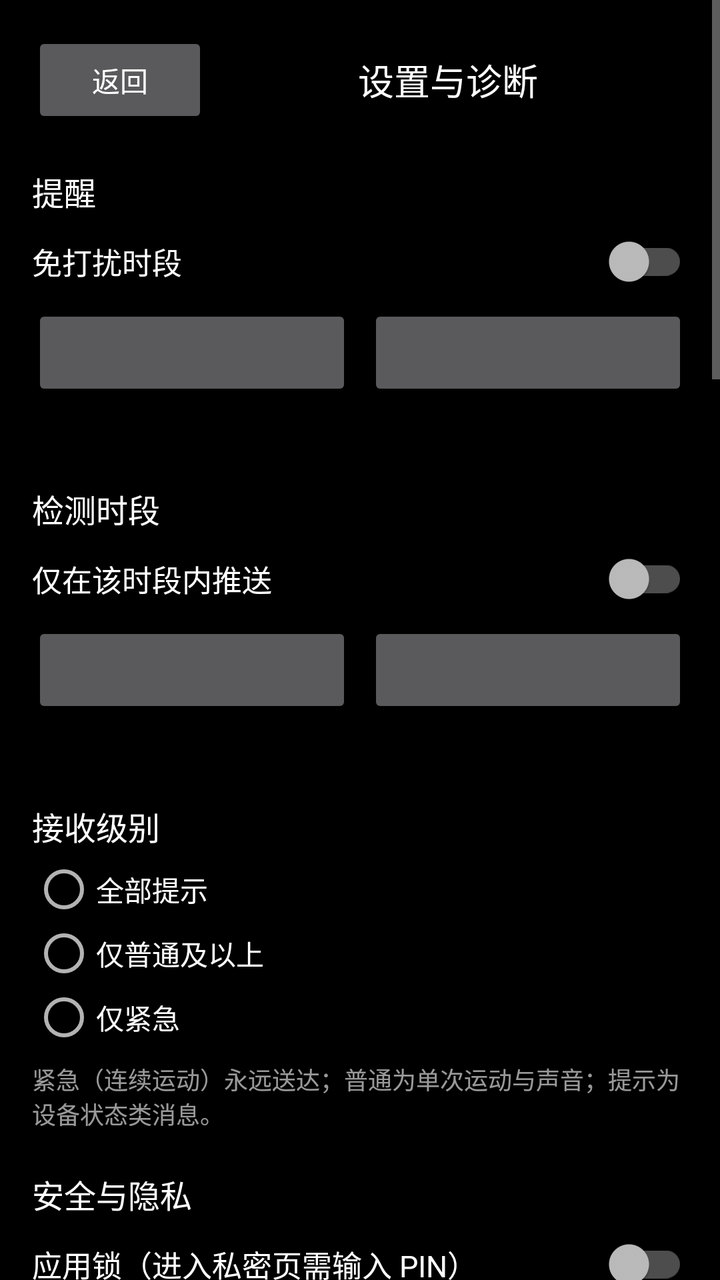
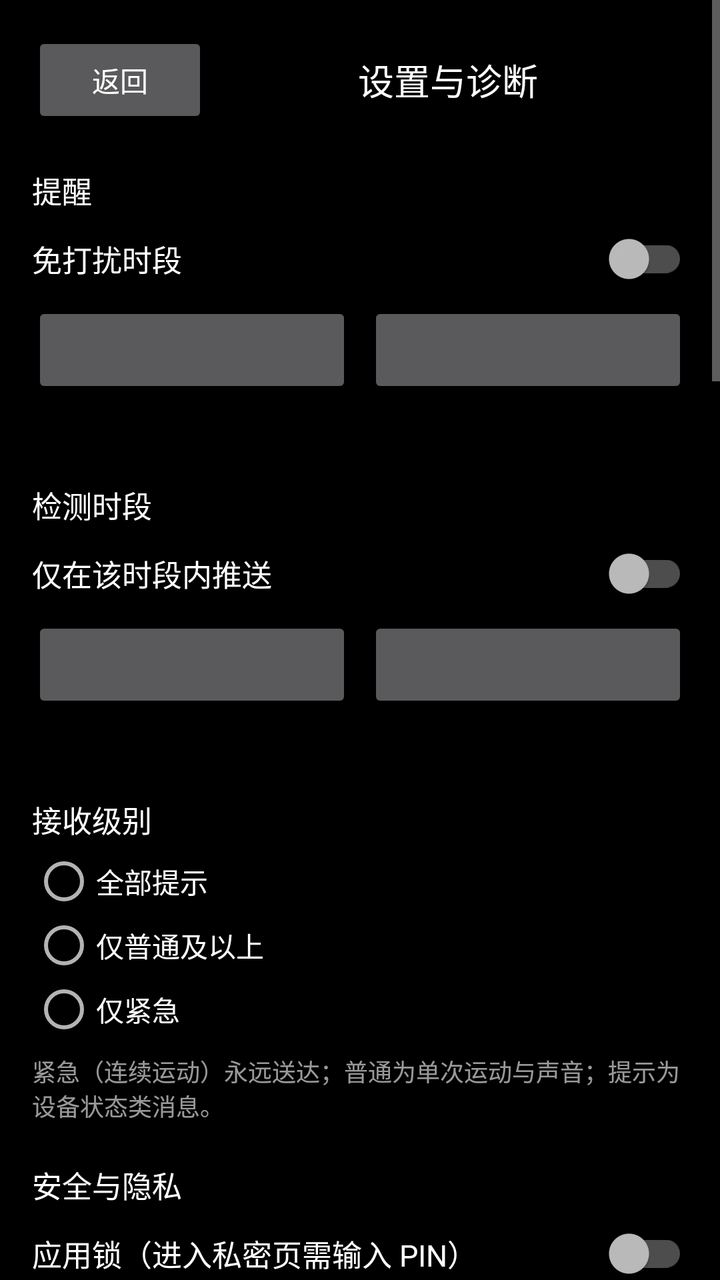

The first picture is an Android layout as it rendered before a commit; the second is the same layout after the commit. The layout source and the unified diff follow.
<!-- AndroidManifest.xml: application theme Theme.QuietSentry -->
<!-- res/layout/activity_settings.xml -->
<?xml version="1.0" encoding="utf-8"?>
<ScrollView xmlns:android="http://schemas.android.com/apk/res/android"
    android:layout_width="match_parent"
    android:layout_height="match_parent"
    android:background="@color/qs_bg"
    android:fillViewport="true">

    <LinearLayout
        android:layout_width="match_parent"
        android:layout_height="wrap_content"
        android:orientation="vertical"
        android:padding="16dp">

        <LinearLayout
            android:layout_width="match_parent"
            android:layout_height="wrap_content"
            android:gravity="center_vertical"
            android:orientation="horizontal">

            <Button
                android:id="@+id/settings_back"
                android:layout_width="wrap_content"
                android:layout_height="wrap_content"
                android:text="@string/settings_back" />

            <TextView
                android:layout_width="0dp"
                android:layout_height="wrap_content"
                android:layout_weight="1"
                android:gravity="center"
                android:text="@string/settings_title"
                android:textColor="@color/qs_text"
                android:textSize="18sp" />
        </LinearLayout>

        <TextView
            android:layout_width="match_parent"
            android:layout_height="wrap_content"
            android:layout_marginTop="20dp"
            android:text="@string/settings_section_alert"
            android:textColor="@color/qs_text"
            android:textSize="16sp" />

        <androidx.appcompat.widget.SwitchCompat
            android:id="@+id/settings_quiet_switch"
            android:layout_width="match_parent"
            android:layout_height="wrap_content"
            android:layout_marginTop="10dp"
            android:text="@string/settings_quiet_switch"
            android:textColor="@color/qs_text"
            android:textSize="15sp" />

        <LinearLayout
            android:layout_width="match_parent"
            android:layout_height="wrap_content"
            android:layout_marginTop="8dp"
            android:orientation="horizontal">

            <Button
                android:id="@+id/settings_quiet_start"
                android:layout_width="0dp"
                android:layout_height="wrap_content"
                android:layout_marginEnd="8dp"
                android:layout_weight="1" />

            <Button
                android:id="@+id/settings_quiet_end"
                android:layout_width="0dp"
                android:layout_height="wrap_content"
                android:layout_weight="1" />
        </LinearLayout>

        <TextView
            android:id="@+id/settings_quiet_hint"
            android:layout_width="match_parent"
            android:layout_height="wrap_content"
            android:layout_marginTop="6dp"
            android:textColor="@color/qs_text_muted"
            android:textSize="12sp" />

        <TextView
            android:layout_width="match_parent"
            android:layout_height="wrap_content"
            android:layout_marginTop="20dp"
            android:text="@string/settings_section_plan"
            android:textColor="@color/qs_text"
            android:textSize="16sp" />

        <androidx.appcompat.widget.SwitchCompat
            android:id="@+id/settings_plan_switch"
            android:layout_width="match_parent"
            android:layout_height="wrap_content"
            android:layout_marginTop="10dp"
            android:text="@string/settings_plan_switch"
            android:textColor="@color/qs_text"
            android:textSize="15sp" />

        <LinearLayout
            android:layout_width="match_parent"
            android:layout_height="wrap_content"
            android:layout_marginTop="8dp"
            android:orientation="horizontal">

            <Button
                android:id="@+id/settings_plan_start"
                android:layout_width="0dp"
                android:layout_height="wrap_content"
                android:layout_marginEnd="8dp"
                android:layout_weight="1" />

            <Button
                android:id="@+id/settings_plan_end"
                android:layout_width="0dp"
                android:layout_height="wrap_content"
                android:layout_weight="1" />
        </LinearLayout>

        <TextView
            android:id="@+id/settings_plan_hint"
            android:layout_width="match_parent"
            android:layout_height="wrap_content"
            android:layout_marginTop="6dp"
            android:textColor="@color/qs_text_muted"
            android:textSize="12sp" />

        <TextView
            android:layout_width="match_parent"
            android:layout_height="wrap_content"
            android:layout_marginTop="20dp"
            android:text="@string/settings_section_level"
            android:textColor="@color/qs_text"
            android:textSize="16sp" />

        <RadioGroup
            android:id="@+id/settings_level_group"
            android:layout_width="match_parent"
            android:layout_height="wrap_content"
            android:layout_marginTop="4dp"
            android:orientation="vertical">

            <RadioButton
                android:id="@+id/settings_level_all"
                android:layout_width="match_parent"
                android:layout_height="wrap_content"
                android:text="@string/settings_level_all"
                android:textColor="@color/qs_text" />

            <RadioButton
                android:id="@+id/settings_level_normal"
                android:layout_width="match_parent"
                android:layout_height="wrap_content"
                android:text="@string/settings_level_normal"
                android:textColor="@color/qs_text" />

            <RadioButton
                android:id="@+id/settings_level_urgent"
                android:layout_width="match_parent"
                android:layout_height="wrap_content"
                android:text="@string/settings_level_urgent"
                android:textColor="@color/qs_text" />
        </RadioGroup>

        <TextView
            android:layout_width="match_parent"
            android:layout_height="wrap_content"
            android:layout_marginTop="6dp"
            android:text="@string/settings_level_hint"
            android:textColor="@color/qs_text_muted"
            android:textSize="12sp" />

        <TextView
            android:layout_width="match_parent"
            android:layout_height="wrap_content"
            android:layout_marginTop="20dp"
            android:text="@string/settings_section_privacy"
            android:textColor="@color/qs_text"
            android:textSize="16sp" />

        <androidx.appcompat.widget.SwitchCompat
            android:id="@+id/settings_pin_switch"
            android:layout_width="match_parent"
            android:layout_height="wrap_content"
            android:layout_marginTop="10dp"
            android:text="@string/settings_pin_switch"
            android:textColor="@color/qs_text"
            android:textSize="15sp" />

        <Button
            android:id="@+id/settings_pin_change"
            android:layout_width="match_parent"
            android:layout_height="wrap_content"
            android:layout_marginTop="8dp"
            android:text="@string/settings_pin_change" />

        <TextView
            android:layout_width="match_parent"
            android:layout_height="wrap_content"
            android:layout_marginTop="6dp"
            android:text="@string/settings_pin_hint"
            android:textColor="@color/qs_text_muted"
            android:textSize="12sp" />

        <Button
            android:id="@+id/settings_mask"
            android:layout_width="match_parent"
            android:layout_height="wrap_content"
            android:layout_marginTop="8dp" />

        <TextView
            android:layout_width="match_parent"
            android:layout_height="wrap_content"
            android:layout_marginTop="6dp"
            android:text="@string/settings_mask_hint"
            android:textColor="@color/qs_text_muted"
            android:textSize="12sp" />

        <Button
            android:id="@+id/settings_audit_open"
            android:layout_width="match_parent"
            android:layout_height="wrap_content"
            android:layout_marginTop="8dp"
            android:text="@string/settings_audit_open" />

        <TextView
            android:layout_width="match_parent"
            android:layout_height="wrap_content"
            android:layout_marginTop="6dp"
            android:text="@string/settings_audit_hint"
            android:textColor="@color/qs_text_muted"
            android:textSize="12sp" />

        <TextView
            android:layout_width="match_parent"
            android:layout_height="wrap_content"
            android:layout_marginTop="20dp"
            android:text="@string/settings_section_integration"
            android:textColor="@color/qs_text"
            android:textSize="16sp" />

        <androidx.appcompat.widget.SwitchCompat
            android:id="@+id/settings_integration_switch"
            android:layout_width="match_parent"
            android:layout_height="wrap_content"
            android:layout_marginTop="10dp"
            android:text="@string/settings_integration_switch"
            android:textColor="@color/qs_text"
            android:textSize="15sp" />

        <TextView
            android:id="@+id/settings_integration_hint"
            android:layout_width="match_parent"
            android:layout_height="wrap_content"
            android:layout_marginTop="6dp"
            android:text="@string/settings_integration_hint"
            android:textColor="@color/qs_text_muted"
            android:textSize="12sp" />

        <TextView
            android:id="@+id/settings_integration_address"
            android:layout_width="match_parent"
            android:layout_height="wrap_content"
            android:layout_marginTop="8dp"
            android:textColor="@color/qs_text_muted"
            android:textIsSelectable="true"
            android:textSize="13sp" />

        <Button
            android:id="@+id/settings_integration_token"
            android:layout_width="match_parent"
            android:layout_height="wrap_content"
            android:layout_marginTop="8dp"
            android:text="@string/settings_integration_token" />

        <Button
            android:id="@+id/settings_integration_disable"
            android:layout_width="match_parent"
            android:layout_height="wrap_content"
            android:layout_marginTop="8dp"
            android:text="@string/settings_integration_disable" />

        <TextView
            android:layout_width="match_parent"
            android:layout_height="wrap_content"
            android:layout_marginTop="20dp"
            android:text="@string/settings_section_power"
            android:textColor="@color/qs_text"
            android:textSize="16sp" />

        
        <androidx.appcompat.widget.SwitchCompat
            android:id="@+id/settings_charge_only_switch"
            android:layout_width="match_parent"
            android:layout_height="wrap_content"
            android:layout_marginTop="10dp"
            android:text="@string/settings_charge_only_switch"
            android:textColor="@color/qs_text"
            android:textSize="15sp" />

        <TextView
            android:layout_width="match_parent"
            android:layout_height="wrap_content"
            android:layout_marginTop="6dp"
            android:text="@string/settings_charge_only_hint"
            android:textColor="@color/qs_text_muted"
            android:textSize="12sp" />

        
        <androidx.appcompat.widget.SwitchCompat
            android:id="@+id/settings_shutter_switch"
            android:layout_width="match_parent"
            android:layout_height="wrap_content"
            android:layout_marginTop="10dp"
            android:text="@string/settings_shutter_switch"
            android:textColor="@color/qs_text"
            android:textSize="15sp" />

        <TextView
            android:layout_width="match_parent"
            android:layout_height="wrap_content"
            android:layout_marginTop="6dp"
            android:text="@string/settings_shutter_hint"
            android:textColor="@color/qs_text_muted"
            android:textSize="12sp" />

        
        <androidx.appcompat.widget.SwitchCompat
            android:id="@+id/settings_volume_shutter_switch"
            android:layout_width="match_parent"
            android:layout_height="wrap_content"
            android:layout_marginTop="10dp"
            android:text="@string/settings_volume_shutter_switch"
            android:textColor="@color/qs_text"
            android:textSize="15sp" />

        <TextView
            android:layout_width="match_parent"
            android:layout_height="wrap_content"
            android:layout_marginTop="6dp"
            android:text="@string/settings_volume_shutter_hint"
            android:textColor="@color/qs_text_muted"
            android:textSize="12sp" />

        <TextView
            android:layout_width="match_parent"
            android:layout_height="wrap_content"
            android:layout_marginTop="20dp"
            android:text="@string/settings_section_health"
            android:textColor="@color/qs_text"
            android:textSize="16sp" />

        <Button
            android:id="@+id/settings_diag_run"
            android:layout_width="match_parent"
            android:layout_height="wrap_content"
            android:layout_marginTop="8dp"
            android:text="@string/settings_diag_run" />

        <TextView
            android:id="@+id/settings_diag_summary"
            android:layout_width="match_parent"
            android:layout_height="wrap_content"
            android:layout_marginTop="8dp"
            android:textColor="@color/qs_text_muted"
            android:textSize="13sp" />

        <LinearLayout
            android:id="@+id/settings_diag_result"
            android:layout_width="match_parent"
            android:layout_height="wrap_content"
            android:layout_marginTop="8dp"
            android:orientation="vertical" />

        <Button
            android:id="@+id/settings_diag_export"
            android:layout_width="match_parent"
            android:layout_height="wrap_content"
            android:layout_marginTop="8dp"
            android:text="@string/settings_diag_export" />

        <TextView
            android:layout_width="match_parent"
            android:layout_height="wrap_content"
            android:layout_marginTop="20dp"
            android:text="@string/settings_section_update"
            android:textColor="@color/qs_text"
            android:textSize="16sp" />

        <TextView
            android:id="@+id/settings_update_version"
            android:layout_width="match_parent"
            android:layout_height="wrap_content"
            android:layout_marginTop="8dp"
            android:textColor="@color/qs_text_muted"
            android:textSize="13sp" />

        <Button
            android:id="@+id/settings_update_check"
            android:layout_width="match_parent"
            android:layout_height="wrap_content"
            android:layout_marginTop="8dp"
            android:text="@string/settings_update_check" />

        <TextView
            android:layout_width="match_parent"
            android:layout_height="wrap_content"
            android:layout_marginTop="6dp"
            android:text="@string/settings_update_hint"
            android:textColor="@color/qs_text_muted"
            android:textSize="12sp" />

        <TextView
            android:layout_width="match_parent"
            android:layout_height="wrap_content"
            android:layout_marginTop="20dp"
            android:text="@string/settings_section_start"
            android:textColor="@color/qs_text"
            android:textSize="16sp" />

        <TextView
            android:layout_width="match_parent"
            android:layout_height="wrap_content"
            android:layout_marginTop="6dp"
            android:lineSpacingExtra="4dp"
            android:text="@string/settings_quick_steps"
            android:textColor="@color/qs_text_muted"
            android:textSize="13sp" />

        <Button
            android:id="@+id/settings_quick_pairing"
            android:layout_width="match_parent"
            android:layout_height="wrap_content"
            android:layout_marginTop="10dp"
            android:text="@string/settings_quick_pairing" />

        <Button
            android:id="@+id/settings_quick_devices"
            android:layout_width="match_parent"
            android:layout_height="wrap_content"
            android:layout_marginTop="8dp"
            android:text="@string/settings_quick_devices" />
    </LinearLayout>
</ScrollView>
<!-- resources referenced by this layout -->
<resources>
  <color name="qs_bg">#FF000000</color>
  <color name="qs_text">#FFFFFFFF</color>
  <color name="qs_text_muted">#99FFFFFF</color>
  <string name="settings_audit_hint">仅记录行为与角色，不含令牌与 PIN；保留 7 天。</string>
  <string name="settings_audit_open">查看审计日志</string>
  <string name="settings_back">返回</string>
  <string name="settings_charge_only_hint">开启后未接电源启动值守需先确认，且最多运行 2 小时自动停止；关闭后不限时，低电量仍会按电量策略降载或停止。</string>
  <string name="settings_charge_only_switch">仅充电时值守</string>
  <string name="settings_diag_export">导出诊断日志</string>
  <string name="settings_diag_run">一键诊断</string>
  <string name="settings_integration_disable">关闭并踢出所有客户端</string>
  <string name="settings_integration_hint">开启后，局域网内任何拿到地址与凭据的设备都能访问该画面；认证失败 5 次将锁定 10 分钟。当前提供 Web 控制台、MJPEG / 快照，以及 RTSP（H.264 主/子码流 over TCP）与 ONVIF Profile S（NVR / Home Assistant 接入）。</string>
  <string name="settings_integration_switch">开启局域网 Web 控制台与外部拉流</string>
  <string name="settings_integration_token">重置访问令牌</string>
  <string name="settings_level_all">全部提示</string>
  <string name="settings_level_hint">紧急（连续运动）永远送达；普通为单次运动与声音；提示为设备状态类消息。</string>
  <string name="settings_level_normal">仅普通及以上</string>
  <string name="settings_level_urgent">仅紧急</string>
  <string name="settings_mask_hint">遮罩只作用于推给观看端的实时画面与截图，本地录像不遮挡。</string>
  <string name="settings_pin_change">修改 PIN</string>
  <string name="settings_pin_hint">开启后进入黑屏记录、回看与本设置页的降保护操作都要求验证；关闭后任何人拿到手机即可回看。</string>
  <string name="settings_pin_switch">应用锁（进入私密页需输入 PIN）</string>
  <string name="settings_plan_switch">仅在该时段内推送</string>
  <string name="settings_quick_devices">打开我的设备</string>
  <string name="settings_quick_pairing">打开配对与设备</string>
  <string name="settings_quick_steps">三步把旧手机变成摄像头：\n1. 摄像头端打开“配对与设备”，生成二维码或 6 位配对码。\n2. 观看端在“我的设备”里添加摄像头，扫码或输入配对码。\n3. 摄像头端点“开始值守”，观看端点设备卡片看实时画面。</string>
  <string name="settings_quiet_switch">免打扰时段</string>
  <string name="settings_section_alert">提醒</string>
  <string name="settings_section_health">健康检查</string>
  <string name="settings_section_integration">第三方集成</string>
  <string name="settings_section_level">接收级别</string>
  <string name="settings_section_plan">检测时段</string>
  <string name="settings_section_power">电源与保活</string>
  <string name="settings_section_privacy">安全与隐私</string>
  <string name="settings_section_start">快速开始</string>
  <string name="settings_section_update">版本与更新</string>
  <string name="settings_shutter_hint">黑屏拍照没有画面确认，成功后以一次短震动提示；夜间担心震动声可关闭。</string>
  <string name="settings_shutter_switch">拍照震动反馈</string>
  <string name="settings_title">设置与诊断</string>
  <string name="settings_update_check">检查更新</string>
  <string name="settings_update_hint">升级会暂停值守约 1 分钟；升级后设置与配对关系保留。</string>
  <string name="settings_volume_shutter_hint">开启后黑屏页内按音量上/下键即拍照，不再调节音量；手机物理按键盲拍更稳。</string>
  <string name="settings_volume_shutter_switch">音量键快门</string>
  <style name="Theme.QuietSentry" parent="Theme.AppCompat.NoActionBar">
          <item name="android:windowBackground">@android:color/black</item>
          <item name="android:statusBarColor">@android:color/black</item>
          <item name="android:navigationBarColor">@android:color/black</item>
      </style>
</resources>

<!-- the commit's change to res/layout/activity_settings.xml (unified diff, before → after) -->
@@ -39,7 +39,7 @@
             android:layout_marginTop="20dp"
             android:text="@string/settings_section_alert"
             android:textColor="@color/qs_text"
-            android:textSize="16sp" />
+            android:textSize="@dimen/qs_text_body" />
 
         <androidx.appcompat.widget.SwitchCompat
             android:id="@+id/settings_quiet_switch"
@@ -48,7 +48,7 @@
             android:layout_marginTop="10dp"
             android:text="@string/settings_quiet_switch"
             android:textColor="@color/qs_text"
-            android:textSize="15sp" />
+            android:textSize="@dimen/qs_text_body" />
 
         <LinearLayout
             android:layout_width="match_parent"
@@ -76,7 +76,7 @@
             android:layout_height="wrap_content"
             android:layout_marginTop="6dp"
             android:textColor="@color/qs_text_muted"
-            android:textSize="12sp" />
+            android:textSize="@dimen/qs_text_caption" />
 
         <TextView
             android:layout_width="match_parent"
@@ -84,7 +84,7 @@
             android:layout_marginTop="20dp"
             android:text="@string/settings_section_plan"
             android:textColor="@color/qs_text"
-            android:textSize="16sp" />
+            android:textSize="@dimen/qs_text_body" />
 
         <androidx.appcompat.widget.SwitchCompat
             android:id="@+id/settings_plan_switch"
@@ -93,7 +93,7 @@
             android:layout_marginTop="10dp"
             android:text="@string/settings_plan_switch"
             android:textColor="@color/qs_text"
-            android:textSize="15sp" />
+            android:textSize="@dimen/qs_text_body" />
 
         <LinearLayout
             android:layout_width="match_parent"
@@ -121,7 +121,7 @@
             android:layout_height="wrap_content"
             android:layout_marginTop="6dp"
             android:textColor="@color/qs_text_muted"
-            android:textSize="12sp" />
+            android:textSize="@dimen/qs_text_caption" />
 
         <TextView
             android:layout_width="match_parent"
@@ -129,7 +129,7 @@
             android:layout_marginTop="20dp"
             android:text="@string/settings_section_level"
             android:textColor="@color/qs_text"
-            android:textSize="16sp" />
+            android:textSize="@dimen/qs_text_body" />
 
         <RadioGroup
             android:id="@+id/settings_level_group"
@@ -166,7 +166,7 @@
             android:layout_marginTop="6dp"
             android:text="@string/settings_level_hint"
             android:textColor="@color/qs_text_muted"
-            android:textSize="12sp" />
+            android:textSize="@dimen/qs_text_caption" />
 
         <TextView
             android:layout_width="match_parent"
@@ -174,7 +174,7 @@
             android:layout_marginTop="20dp"
             android:text="@string/settings_section_privacy"
             android:textColor="@color/qs_text"
-            android:textSize="16sp" />
+            android:textSize="@dimen/qs_text_body" />
 
         <androidx.appcompat.widget.SwitchCompat
             android:id="@+id/settings_pin_switch"
@@ -183,7 +183,7 @@
             android:layout_marginTop="10dp"
             android:text="@string/settings_pin_switch"
             android:textColor="@color/qs_text"
-            android:textSize="15sp" />
+            android:textSize="@dimen/qs_text_body" />
 
         <Button
             android:id="@+id/settings_pin_change"
@@ -198,7 +198,7 @@
             android:layout_marginTop="6dp"
             android:text="@string/settings_pin_hint"
             android:textColor="@color/qs_text_muted"
-            android:textSize="12sp" />
+            android:textSize="@dimen/qs_text_caption" />
 
         <Button
             android:id="@+id/settings_mask"
@@ -212,7 +212,7 @@
             android:layout_marginTop="6dp"
             android:text="@string/settings_mask_hint"
             android:textColor="@color/qs_text_muted"
-            android:textSize="12sp" />
+            android:textSize="@dimen/qs_text_caption" />
 
         <Button
             android:id="@+id/settings_audit_open"
@@ -227,7 +227,7 @@
             android:layout_marginTop="6dp"
             android:text="@string/settings_audit_hint"
             android:textColor="@color/qs_text_muted"
-            android:textSize="12sp" />
+            android:textSize="@dimen/qs_text_caption" />
 
         <TextView
             android:layout_width="match_parent"
@@ -235,7 +235,7 @@
             android:layout_marginTop="20dp"
             android:text="@string/settings_section_integration"
             android:textColor="@color/qs_text"
-            android:textSize="16sp" />
+            android:textSize="@dimen/qs_text_body" />
 
         <androidx.appcompat.widget.SwitchCompat
             android:id="@+id/settings_integration_switch"
@@ -244,7 +244,7 @@
             android:layout_marginTop="10dp"
             android:text="@string/settings_integration_switch"
             android:textColor="@color/qs_text"
-            android:textSize="15sp" />
+            android:textSize="@dimen/qs_text_body" />
 
         <TextView
             android:id="@+id/settings_integration_hint"
@@ -253,7 +253,7 @@
             android:layout_marginTop="6dp"
             android:text="@string/settings_integration_hint"
             android:textColor="@color/qs_text_muted"
-            android:textSize="12sp" />
+            android:textSize="@dimen/qs_text_caption" />
 
         <TextView
             android:id="@+id/settings_integration_address"
@@ -262,7 +262,7 @@
             android:layout_marginTop="8dp"
             android:textColor="@color/qs_text_muted"
             android:textIsSelectable="true"
-            android:textSize="13sp" />
+            android:textSize="@dimen/qs_text_status" />
 
         <Button
             android:id="@+id/settings_integration_token"
@@ -284,7 +284,7 @@
             android:layout_marginTop="20dp"
             android:text="@string/settings_section_power"
             android:textColor="@color/qs_text"
-            android:textSize="16sp" />
+            android:textSize="@dimen/qs_text_body" />
 
         
         <androidx.appcompat.widget.SwitchCompat
@@ -294,7 +294,7 @@
             android:layout_marginTop="10dp"
             android:text="@string/settings_charge_only_switch"
             android:textColor="@color/qs_text"
-            android:textSize="15sp" />
+            android:textSize="@dimen/qs_text_body" />
 
         <TextView
             android:layout_width="match_parent"
@@ -302,7 +302,7 @@
             android:layout_marginTop="6dp"
             android:text="@string/settings_charge_only_hint"
             android:textColor="@color/qs_text_muted"
-            android:textSize="12sp" />
+            android:textSize="@dimen/qs_text_caption" />
 
         
         <androidx.appcompat.widget.SwitchCompat
@@ -312,7 +312,7 @@
             android:layout_marginTop="10dp"
             android:text="@string/settings_shutter_switch"
             android:textColor="@color/qs_text"
-            android:textSize="15sp" />
+            android:textSize="@dimen/qs_text_body" />
 
         <TextView
             android:layout_width="match_parent"
@@ -320,7 +320,7 @@
             android:layout_marginTop="6dp"
             android:text="@string/settings_shutter_hint"
             android:textColor="@color/qs_text_muted"
-            android:textSize="12sp" />
+            android:textSize="@dimen/qs_text_caption" />
 
         
         <androidx.appcompat.widget.SwitchCompat
@@ -330,7 +330,7 @@
             android:layout_marginTop="10dp"
             android:text="@string/settings_volume_shutter_switch"
             android:textColor="@color/qs_text"
-            android:textSize="15sp" />
+            android:textSize="@dimen/qs_text_body" />
 
         <TextView
             android:layout_width="match_parent"
@@ -338,7 +338,7 @@
             android:layout_marginTop="6dp"
             android:text="@string/settings_volume_shutter_hint"
             android:textColor="@color/qs_text_muted"
-            android:textSize="12sp" />
+            android:textSize="@dimen/qs_text_caption" />
 
         <TextView
             android:layout_width="match_parent"
@@ -346,7 +346,7 @@
             android:layout_marginTop="20dp"
             android:text="@string/settings_section_health"
             android:textColor="@color/qs_text"
-            android:textSize="16sp" />
+            android:textSize="@dimen/qs_text_body" />
 
         <Button
             android:id="@+id/settings_diag_run"
@@ -361,7 +361,7 @@
             android:layout_height="wrap_content"
             android:layout_marginTop="8dp"
             android:textColor="@color/qs_text_muted"
-            android:textSize="13sp" />
+            android:textSize="@dimen/qs_text_status" />
 
         <LinearLayout
             android:id="@+id/settings_diag_result"
@@ -383,7 +383,7 @@
             android:layout_marginTop="20dp"
             android:text="@string/settings_section_update"
             android:textColor="@color/qs_text"
-            android:textSize="16sp" />
+            android:textSize="@dimen/qs_text_body" />
 
         <TextView
             android:id="@+id/settings_update_version"
@@ -391,7 +391,7 @@
             android:layout_height="wrap_content"
             android:layout_marginTop="8dp"
             android:textColor="@color/qs_text_muted"
-            android:textSize="13sp" />
+            android:textSize="@dimen/qs_text_status" />
 
         <Button
             android:id="@+id/settings_update_check"
@@ -406,7 +406,7 @@
             android:layout_marginTop="6dp"
             android:text="@string/settings_update_hint"
             android:textColor="@color/qs_text_muted"
-            android:textSize="12sp" />
+            android:textSize="@dimen/qs_text_caption" />
 
         <TextView
             android:layout_width="match_parent"
@@ -414,7 +414,7 @@
             android:layout_marginTop="20dp"
             android:text="@string/settings_section_start"
             android:textColor="@color/qs_text"
-            android:textSize="16sp" />
+            android:textSize="@dimen/qs_text_body" />
 
         <TextView
             android:layout_width="match_parent"
@@ -423,7 +423,7 @@
             android:lineSpacingExtra="4dp"
             android:text="@string/settings_quick_steps"
             android:textColor="@color/qs_text_muted"
-            android:textSize="13sp" />
+            android:textSize="@dimen/qs_text_status" />
 
         <Button
             android:id="@+id/settings_quick_pairing"
<!-- resource entries referenced after the edit -->
@@ -3,6 +3,9 @@
   <color name="qs_bg">#FF000000</color>
   <color name="qs_text">#FFFFFFFF</color>
   <color name="qs_text_muted">#99FFFFFF</color>
+  <dimen name="qs_text_body">15sp</dimen>
+  <dimen name="qs_text_caption">12sp</dimen>
+  <dimen name="qs_text_status">13sp</dimen>
   <string name="settings_audit_hint">仅记录行为与角色，不含令牌与 PIN；保留 7 天。</string>
   <string name="settings_audit_open">查看审计日志</string>
   <string name="settings_back">返回</string>
@@ -47,6 +50,12 @@
           <item name="android:windowBackground">@android:color/black</item>
           <item name="android:statusBarColor">@android:color/black</item>
           <item name="android:navigationBarColor">@android:color/black</item>
+          
+          <item name="android:windowAnimationStyle">@style/QsWindowAnim</item>
+      </style>
+  <style name="QsWindowAnim">
+          <item name="android:windowEnterAnimation">@anim/fade_slide_in</item>
+          <item name="android:windowExitAnimation">@anim/fade_out</item>
       </style>
 </resources>
 
